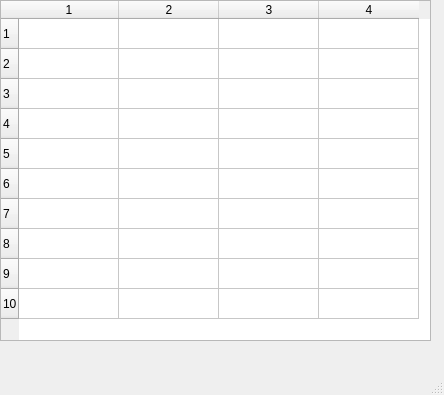
Qt form show.ui (haochen97/yolov5) before a commit.
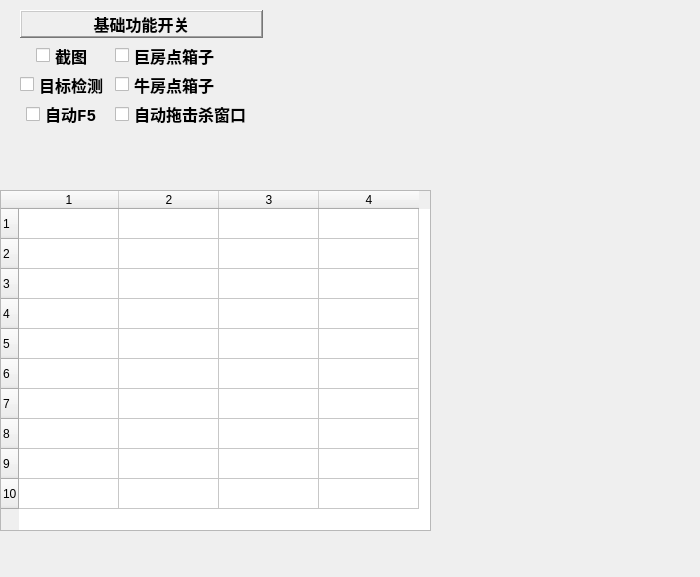
The same form after that commit.

The edit to the form file:
```diff
--- a/show.ui
+++ b/show.ui
@@ -6,8 +6,8 @@
    <rect>
     <x>0</x>
     <y>0</y>
-    <width>444</width>
-    <height>395</height>
+    <width>700</width>
+    <height>577</height>
    </rect>
   </property>
   <property name="windowTitle">
@@ -18,7 +18,7 @@
     <property name="geometry">
      <rect>
       <x>0</x>
-      <y>0</y>
+      <y>190</y>
       <width>431</width>
       <height>341</height>
      </rect>
@@ -44,18 +44,164 @@
     <column/>
     <column/>
    </widget>
+   <widget class="QWidget" name="verticalLayoutWidget">
+    <property name="geometry">
+     <rect>
+      <x>20</x>
+      <y>10</y>
+      <width>243</width>
+      <height>116</height>
+     </rect>
+    </property>
+    <layout class="QVBoxLayout" name="verticalLayout">
+     <item>
+      <widget class="QLabel" name="label">
+       <property name="font">
+        <font>
+         <family>Consolas</family>
+         <pointsize>12</pointsize>
+         <weight>75</weight>
+         <bold>true</bold>
+        </font>
+       </property>
+       <property name="layoutDirection">
+        <enum>Qt::LeftToRight</enum>
+       </property>
+       <property name="frameShape">
+        <enum>QFrame::WinPanel</enum>
+       </property>
+       <property name="frameShadow">
+        <enum>QFrame::Raised</enum>
+       </property>
+       <property name="lineWidth">
+        <number>1</number>
+       </property>
+       <property name="text">
+        <string>基础功能开关</string>
+       </property>
+       <property name="alignment">
+        <set>Qt::AlignCenter</set>
+       </property>
+      </widget>
+     </item>
+     <item>
+      <layout class="QFormLayout" name="formLayout">
+       <property name="labelAlignment">
+        <set>Qt::AlignCenter</set>
+       </property>
+       <item row="0" column="0">
+        <widget class="QCheckBox" name="checkBox">
+         <property name="font">
+          <font>
+           <family>Consolas</family>
+           <pointsize>12</pointsize>
+           <weight>75</weight>
+           <bold>true</bold>
+          </font>
+         </property>
+         <property name="contextMenuPolicy">
+          <enum>Qt::DefaultContextMenu</enum>
+         </property>
+         <property name="text">
+          <string>截图</string>
+         </property>
+        </widget>
+       </item>
+       <item row="1" column="0">
+        <widget class="QCheckBox" name="checkBox_2">
+         <property name="font">
+          <font>
+           <family>Consolas</family>
+           <pointsize>12</pointsize>
+           <weight>75</weight>
+           <bold>true</bold>
+          </font>
+         </property>
+         <property name="contextMenuPolicy">
+          <enum>Qt::DefaultContextMenu</enum>
+         </property>
+         <property name="text">
+          <string>目标检测</string>
+         </property>
+        </widget>
+       </item>
+       <item row="0" column="1">
+        <widget class="QCheckBox" name="checkBox_5">
+         <property name="font">
+          <font>
+           <family>Consolas</family>
+           <pointsize>12</pointsize>
+           <weight>75</weight>
+           <bold>true</bold>
+          </font>
+         </property>
+         <property name="contextMenuPolicy">
+          <enum>Qt::DefaultContextMenu</enum>
+         </property>
+         <property name="text">
+          <string>巨房点箱子</string>
+         </property>
+        </widget>
+       </item>
+       <item row="1" column="1">
+        <widget class="QCheckBox" name="checkBox_4">
+         <property name="font">
+          <font>
+           <family>Consolas</family>
+           <pointsize>12</pointsize>
+           <weight>75</weight>
+           <bold>true</bold>
+          </font>
+         </property>
+         <property name="contextMenuPolicy">
+          <enum>Qt::DefaultContextMenu</enum>
+         </property>
+         <property name="text">
+          <string>牛房点箱子</string>
+         </property>
+        </widget>
+       </item>
+       <item row="2" column="1">
+        <widget class="QCheckBox" name="checkBox_6">
+         <property name="font">
+          <font>
+           <family>Consolas</family>
+           <pointsize>12</pointsize>
+           <weight>75</weight>
+           <bold>true</bold>
+          </font>
+         </property>
+         <property name="contextMenuPolicy">
+          <enum>Qt::DefaultContextMenu</enum>
+         </property>
+         <property name="text">
+          <string>自动拖击杀窗口</string>
+         </property>
+        </widget>
+       </item>
+       <item row="2" column="0">
+        <widget class="QCheckBox" name="checkBox_3">
+         <property name="font">
+          <font>
+           <family>Consolas</family>
+           <pointsize>12</pointsize>
+           <weight>75</weight>
+           <bold>true</bold>
+          </font>
+         </property>
+         <property name="contextMenuPolicy">
+          <enum>Qt::DefaultContextMenu</enum>
+         </property>
+         <property name="text">
+          <string>自动F5</string>
+         </property>
+        </widget>
+       </item>
+      </layout>
+     </item>
+    </layout>
+   </widget>
   </widget>
-  <widget class="QMenuBar" name="menubar">
-   <property name="geometry">
-    <rect>
-     <x>0</x>
-     <y>0</y>
-     <width>444</width>
-     <height>23</height>
-    </rect>
-   </property>
-  </widget>
-  <widget class="QStatusBar" name="statusbar"/>
  </widget>
  <resources/>
  <connections/>
```
Left out of the diff: 2 changed lines with no effect on the pictures.
